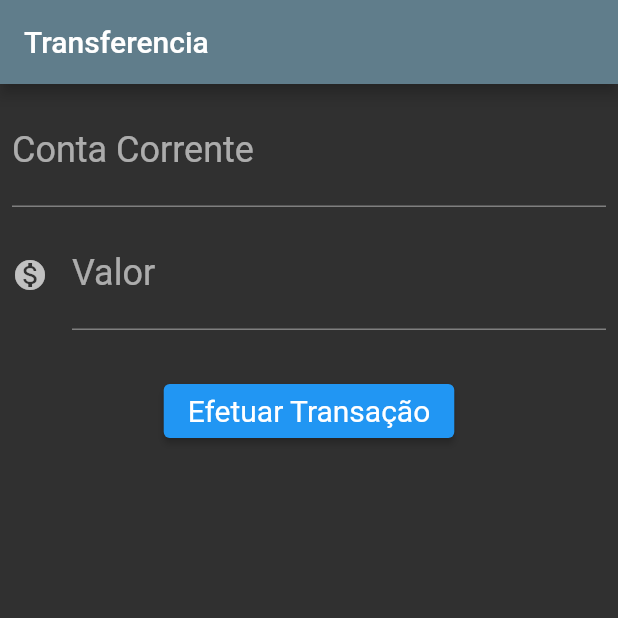
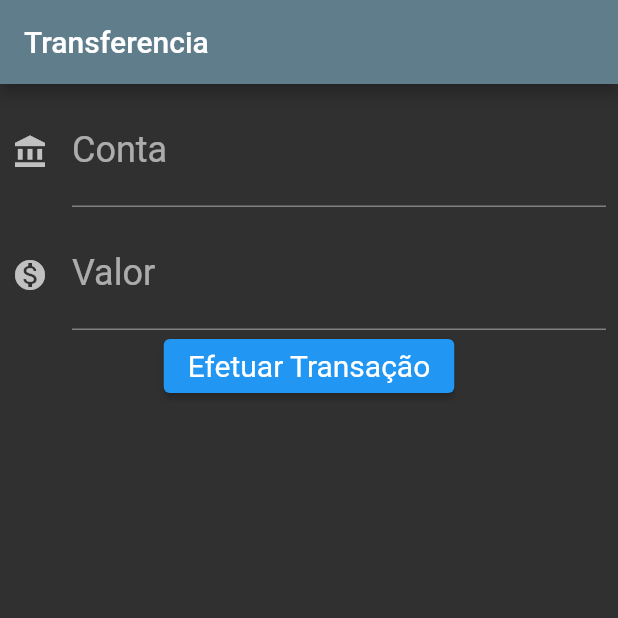
Before and after one commit to MGMAGNOJ/bytebank, a Flutter app: the screen it shows after launch, on a phone screen of 412 x 824 dp, the top half of it. Run offline on Flutter 3.47's test engine with Material 2 defaults, Android fonts, the phone set to English and light mode, and no system bars.

```diff
--- a/lib/main.dart
+++ b/lib/main.dart
@@ -37,32 +37,9 @@ class FormularioTransferencia extends StatelessWidget {
       ),
       body: Column(
         children: [
-          Padding(
-            padding: const EdgeInsets.fromLTRB(8.0, 8.0, 8.0, 0.0),
-            child: TextField(
-              controller: _controllerConta,
-              keyboardType: TextInputType.number,
-              style: TextStyle(fontSize: 24.0),
-              decoration: InputDecoration(
-                labelText: 'Conta Corrente',
-                hintText: '0000',
-              ),
-            ),
-          ),
-          Padding(
-            padding: const EdgeInsets.fromLTRB(8.0, 8.0, 8.0, 0.0),
-            child: TextField(
-              controller: _controllerValor,
-              style: TextStyle(fontSize: 24.0),
-              decoration: InputDecoration(
-                icon: Icon(Icons.monetization_on),
-                labelText: 'Valor',
-                hintText: '000.0',
-              ),
-              keyboardType: TextInputType.number,
-            ),
-          ),
-          const SizedBox(height: 30),
+          Editor(_controllerConta, "Conta", "0000",Icons.account_balance),
+          Editor(_controllerConta, "Valor", "00.00",Icons.monetization_on),
+
           ElevatedButton(
             style: style,
             onPressed: () {
@@ -88,6 +65,34 @@ class FormularioTransferencia extends StatelessWidget {
             child: const Text('Efetuar Transação'),
           ),
         ],
+      ),
+    );
+  }
+}
+
+// Classe do campo texto
+class Editor extends StatelessWidget {
+
+  final TextEditingController _controlador;
+  final IconData _icone;
+  final String _rotulo;
+  final String _dica;
+
+  const Editor(this._controlador, this._rotulo, this._dica, this._icone);
+
+  @override
+  Widget build(BuildContext context) {
+    return Padding(
+      padding: const EdgeInsets.fromLTRB(8.0, 8.0, 8.0, 0.0),
+      child: TextField(
+        controller: _controlador,
+        keyboardType: TextInputType.number,
+        style: TextStyle(fontSize: 24.0),
+        decoration: InputDecoration(
+          icon: Icon(_icone),
+          labelText: _rotulo,
+          hintText: _dica,
+        ),
       ),
     );
   }
```
